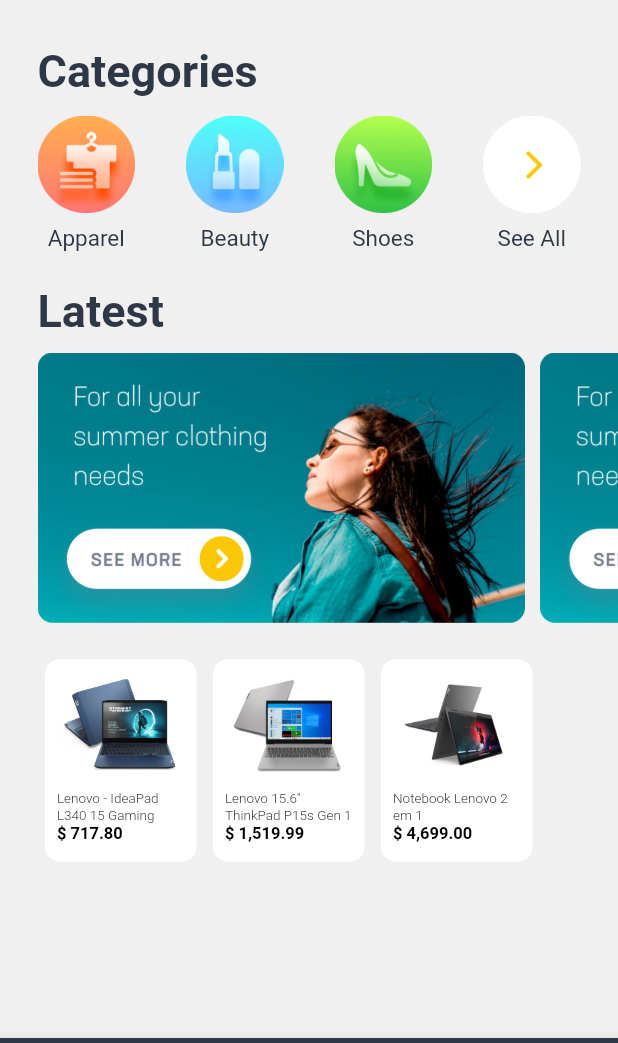
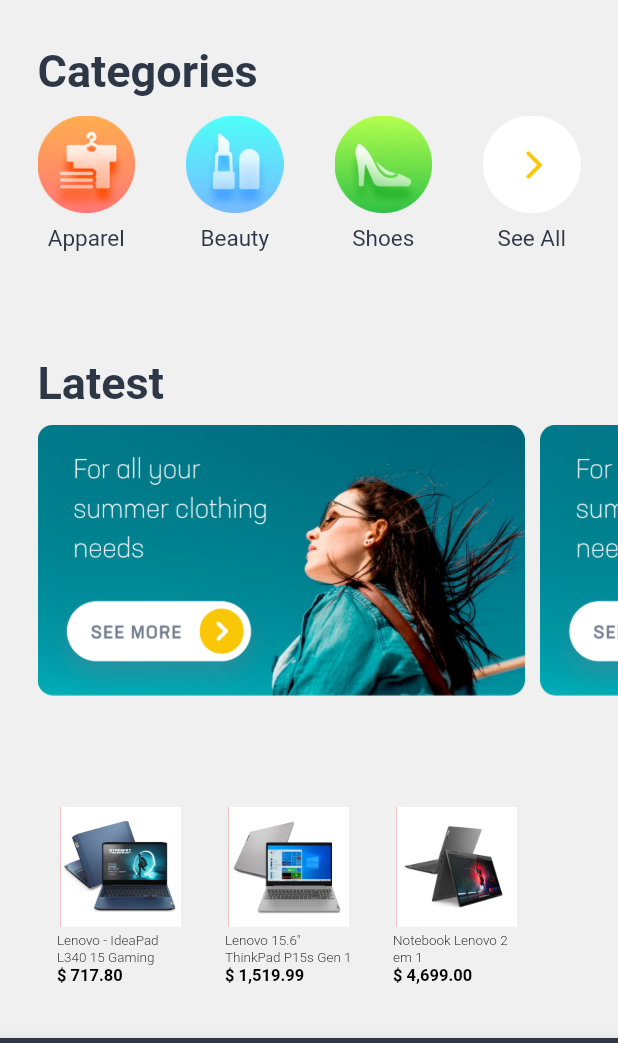
Before and after one commit to artbarbosa/store_app_devnology_clean_architecture, a Flutter app: the screen it shows after launch, on a phone screen of 412 x 824 dp, the part 90-1133 px from its top. Run offline on Flutter 3.47's test engine with Material 2 defaults, Android fonts, the phone set to English and light mode, and no system bars; our stand-ins replace flutter_svg, get_it, google_fonts.

Commit message:
update home page

```diff
--- a/lib/app/_design_system/widgets/cards/custom_card_product_widget.dart
+++ b/lib/app/_design_system/widgets/cards/custom_card_product_widget.dart
@@ -20,13 +20,8 @@ class CustomCardProductWidget extends StatelessWidget {
         Navigator.of(context)
             .pushNamed('/detail', arguments: DetailArguments(product: product));
       },
-      child: Container(
-        width: 101,
-        height: 135,
-        decoration: BoxDecoration(
-          borderRadius: BorderRadius.circular(10),
-          color: Colors.white,
-        ),
+      child: AspectRatio(
+        aspectRatio: 101 / 135,
         child: Column(
           crossAxisAlignment: CrossAxisAlignment.start,
           children: [
@@ -37,6 +32,7 @@ class CustomCardProductWidget extends StatelessWidget {
                   width: 80,
                   height: 80,
                   decoration: BoxDecoration(
+                    color: Colors.red,
                     image: DecorationImage(
                       image: Image.asset(product.image.first).image,
                       fit: BoxFit.fitWidth,
--- a/lib/app/modules/home/presentation/ui/pages/home_page.dart
+++ b/lib/app/modules/home/presentation/ui/pages/home_page.dart
@@ -18,18 +18,17 @@ class HomePage extends StatelessWidget {
   Widget build(BuildContext context) {
     return Scaffold(
       backgroundColor: ColorsConst.background,
-      body: SingleChildScrollView(
-        child: Padding(
-          padding: const EdgeInsets.only(left: 25, bottom: 23, top: 30),
+      body: Padding(
+        padding: const EdgeInsets.only(left: 25, bottom: 23, top: 30),
+        child: SizedBox(
+          height: MediaQuery.of(context).size.height,
           child: Column(
             children: [
               const ListCategoriesHorizontalComponent(),
-              const SizedBox(height: 22),
+              const Spacer(),
               const ListBannersHorizontalComponent(),
-              const SizedBox(height: 24),
-              ListProductHorizontalComponent(
-                listProducts: listProducts,
-              ),
+              const Spacer(),
+              ListProductHorizontalComponent(listProducts: listProducts),
             ],
           ),
         ),
```
